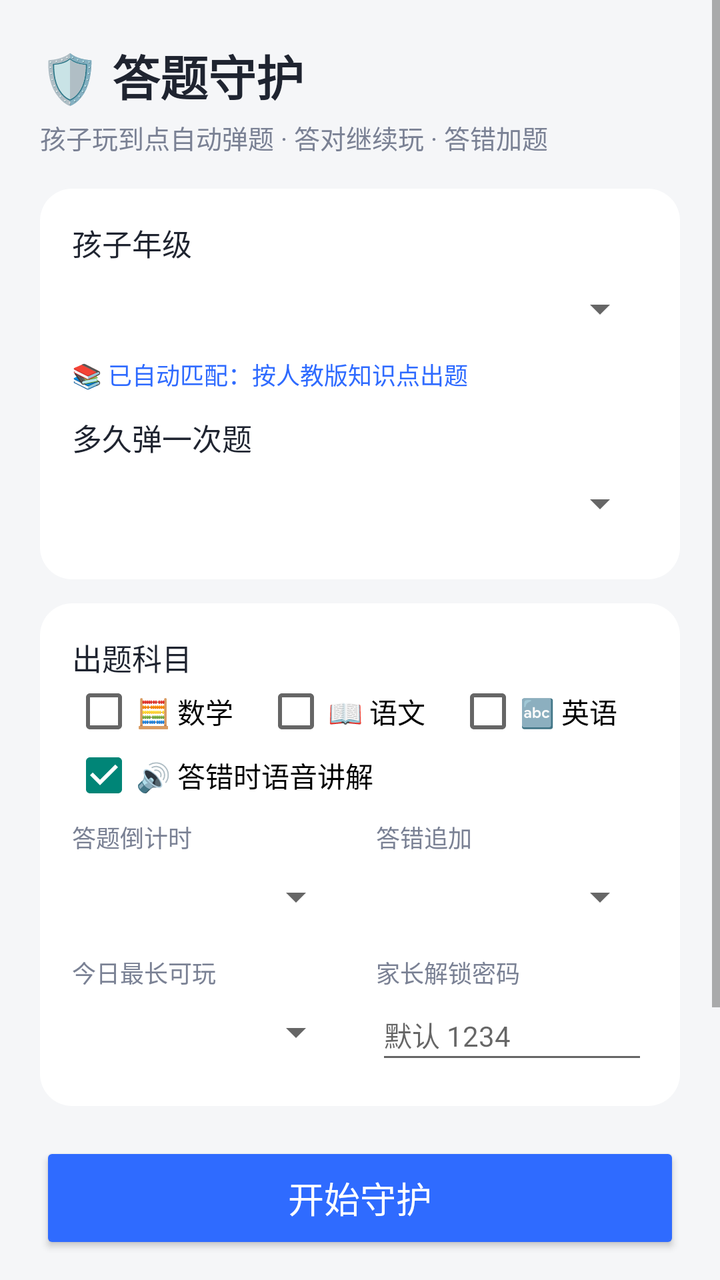
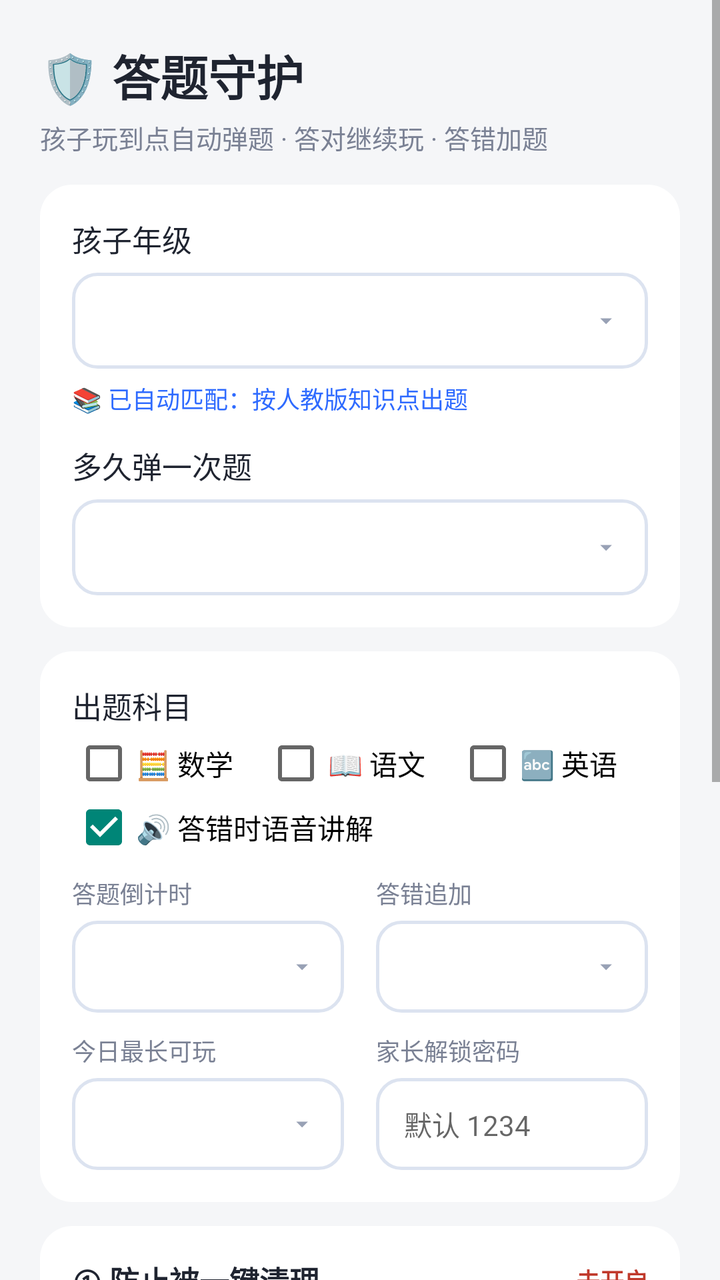

Two renders of the same Android screen: before a commit and after it. Below are the layout's source before the change and the commit's diff.
<!-- AndroidManifest.xml: application theme Theme.AnswerLock -->
<!-- res/layout/activity_main.xml -->
<?xml version="1.0" encoding="utf-8"?>
<ScrollView xmlns:android="http://schemas.android.com/apk/res/android"
    android:layout_width="match_parent"
    android:layout_height="match_parent"
    android:background="#F5F6F8">

    <LinearLayout
        android:layout_width="match_parent"
        android:layout_height="wrap_content"
        android:orientation="vertical"
        android:padding="20dp">

        <TextView
            android:layout_width="wrap_content"
            android:layout_height="wrap_content"
            android:text="🛡️ 答题守护"
            android:textColor="#1F2430"
            android:textSize="24sp"
            android:textStyle="bold" />

        <TextView
            android:layout_width="wrap_content"
            android:layout_height="wrap_content"
            android:layout_marginTop="4dp"
            android:layout_marginBottom="16dp"
            android:text="孩子玩到点自动弹题 · 答对继续玩 · 答错加题"
            android:textColor="#7A8194"
            android:textSize="13sp" />

        
        <LinearLayout
            android:layout_width="match_parent"
            android:layout_height="wrap_content"
            android:background="@drawable/bg_section"
            android:orientation="vertical"
            android:padding="16dp">

            <TextView
                android:layout_width="wrap_content"
                android:layout_height="wrap_content"
                android:text="孩子年级"
                android:textColor="#1F2430"
                android:textSize="15sp" />

            <Spinner
                android:id="@+id/gradeSp"
                android:layout_width="match_parent"
                android:layout_height="44dp" />

            <TextView
                android:id="@+id/autoTv"
                android:layout_width="wrap_content"
                android:layout_height="wrap_content"
                android:layout_marginTop="2dp"
                android:text="📚 已自动匹配：按人教版知识点出题"
                android:textColor="#2F6BFF"
                android:textSize="12sp" />

            <TextView
                android:layout_width="wrap_content"
                android:layout_height="wrap_content"
                android:layout_marginTop="12dp"
                android:text="多久弹一次题"
                android:textColor="#1F2430"
                android:textSize="15sp" />

            <Spinner
                android:id="@+id/intervalSp"
                android:layout_width="match_parent"
                android:layout_height="44dp" />
        </LinearLayout>

        
        <LinearLayout
            android:layout_width="match_parent"
            android:layout_height="wrap_content"
            android:layout_marginTop="12dp"
            android:background="@drawable/bg_section"
            android:orientation="vertical"
            android:padding="16dp">

            <TextView
                android:layout_width="wrap_content"
                android:layout_height="wrap_content"
                android:text="出题科目"
                android:textColor="#1F2430"
                android:textSize="15sp" />

            <LinearLayout
                android:layout_width="match_parent"
                android:layout_height="wrap_content"
                android:orientation="horizontal">

                <CheckBox
                    android:id="@+id/chkMath"
                    android:layout_width="0dp"
                    android:layout_height="wrap_content"
                    android:layout_weight="1"
                    android:text="🧮 数学"
                    android:textSize="14sp" />

                <CheckBox
                    android:id="@+id/chkChinese"
                    android:layout_width="0dp"
                    android:layout_height="wrap_content"
                    android:layout_weight="1"
                    android:text="📖 语文"
                    android:textSize="14sp" />

                <CheckBox
                    android:id="@+id/chkEnglish"
                    android:layout_width="0dp"
                    android:layout_height="wrap_content"
                    android:layout_weight="1"
                    android:text="🔤 英语"
                    android:textSize="14sp" />
            </LinearLayout>

            <CheckBox
                android:id="@+id/voiceChk"
                android:layout_width="wrap_content"
                android:layout_height="wrap_content"
                android:checked="true"
                android:text="🔊 答错时语音讲解"
                android:textSize="14sp" />

            <LinearLayout
                android:layout_width="match_parent"
                android:layout_height="wrap_content"
                android:layout_marginTop="6dp"
                android:orientation="horizontal">

                <LinearLayout
                    android:layout_width="0dp"
                    android:layout_height="wrap_content"
                    android:layout_marginEnd="8dp"
                    android:layout_weight="1"
                    android:orientation="vertical">

                    <TextView
                        android:layout_width="wrap_content"
                        android:layout_height="wrap_content"
                        android:text="答题倒计时"
                        android:textColor="#7A8194"
                        android:textSize="12sp" />

                    <Spinner
                        android:id="@+id/quizTimeSp"
                        android:layout_width="match_parent"
                        android:layout_height="42dp" />
                </LinearLayout>

                <LinearLayout
                    android:layout_width="0dp"
                    android:layout_height="wrap_content"
                    android:layout_marginStart="8dp"
                    android:layout_weight="1"
                    android:orientation="vertical">

                    <TextView
                        android:layout_width="wrap_content"
                        android:layout_height="wrap_content"
                        android:text="答错追加"
                        android:textColor="#7A8194"
                        android:textSize="12sp" />

                    <Spinner
                        android:id="@+id/penaltySp"
                        android:layout_width="match_parent"
                        android:layout_height="42dp" />
                </LinearLayout>
            </LinearLayout>

            <LinearLayout
                android:layout_width="match_parent"
                android:layout_height="wrap_content"
                android:layout_marginTop="8dp"
                android:orientation="horizontal">

                <LinearLayout
                    android:layout_width="0dp"
                    android:layout_height="wrap_content"
                    android:layout_marginEnd="8dp"
                    android:layout_weight="1"
                    android:orientation="vertical">

                    <TextView
                        android:layout_width="wrap_content"
                        android:layout_height="wrap_content"
                        android:text="今日最长可玩"
                        android:textColor="#7A8194"
                        android:textSize="12sp" />

                    <Spinner
                        android:id="@+id/dailySp"
                        android:layout_width="match_parent"
                        android:layout_height="42dp" />
                </LinearLayout>

                <LinearLayout
                    android:layout_width="0dp"
                    android:layout_height="wrap_content"
                    android:layout_marginStart="8dp"
                    android:layout_weight="1"
                    android:orientation="vertical">

                    <TextView
                        android:layout_width="wrap_content"
                        android:layout_height="wrap_content"
                        android:text="家长解锁密码"
                        android:textColor="#7A8194"
                        android:textSize="12sp" />

                    <EditText
                        android:id="@+id/pwdEt"
                        android:layout_width="match_parent"
                        android:layout_height="42dp"
                        android:hint="默认 1234"
                        android:inputType="textPassword"
                        android:maxLength="8"
                        android:textSize="14sp" />
                </LinearLayout>
            </LinearLayout>
        </LinearLayout>

        
        <Button
            android:id="@+id/startBtn"
            android:layout_width="match_parent"
            android:layout_height="56dp"
            android:layout_marginTop="18dp"
            android:backgroundTint="#2F6BFF"
            android:text="开始守护"
            android:textColor="#FFFFFF"
            android:textSize="18sp" />

        <LinearLayout
            android:layout_width="match_parent"
            android:layout_height="wrap_content"
            android:layout_marginTop="10dp"
            android:orientation="horizontal">

            <Button
                android:id="@+id/testBtn"
                android:layout_width="0dp"
                android:layout_height="44dp"
                android:layout_weight="1"
                android:backgroundTint="#FFFFFF"
                android:text="立即试弹一题"
                android:textColor="#2F6BFF" />

            <Button
                android:id="@+id/stopBtn"
                android:layout_width="0dp"
                android:layout_height="44dp"
                android:layout_marginStart="10dp"
                android:layout_weight="1"
                android:backgroundTint="#FFFFFF"
                android:text="停止守护"
                android:textColor="#7A8194" />
        </LinearLayout>

        <TextView
            android:id="@+id/statusTv"
            android:layout_width="match_parent"
            android:layout_height="wrap_content"
            android:layout_marginTop="14dp"
            android:text="⚪ 未启动"
            android:textColor="#1F2430"
            android:textSize="15sp"
            android:textStyle="bold" />

        <TextView
            android:id="@+id/diagToggle"
            android:layout_width="wrap_content"
            android:layout_height="wrap_content"
            android:layout_marginTop="14dp"
            android:paddingTop="6dp"
            android:paddingBottom="6dp"
            android:text="🩺 弹题不正常？诊断与修复 ▾"
            android:textColor="#B26A00"
            android:textSize="14sp" />

        <LinearLayout
            android:id="@+id/diagBox"
            android:layout_width="match_parent"
            android:layout_height="wrap_content"
            android:orientation="vertical"
            android:visibility="gone">

            <TextView
                android:id="@+id/diagTv"
                android:layout_width="match_parent"
                android:layout_height="wrap_content"
                android:layout_marginTop="6dp"
                android:lineSpacingExtra="4dp"
                android:text="诊断中…"
                android:textColor="#7A8194"
                android:textSize="13sp" />

            <Button
                android:id="@+id/fixBtn"
                android:layout_width="match_parent"
                android:layout_height="46dp"
                android:layout_marginTop="8dp"
                android:backgroundTint="#FFF4E5"
                android:text="🔧 一键修复权限"
                android:textColor="#B26A00" />

            <Button
                android:id="@+id/test10Btn"
                android:layout_width="match_parent"
                android:layout_height="46dp"
                android:layout_marginTop="8dp"
                android:backgroundTint="#E6F7EE"
                android:text="⚡ 10 秒后弹题（快速验证）"
                android:textColor="#0B7A4B" />

            <Button
                android:id="@+id/huaweiBtn"
                android:layout_width="match_parent"
                android:layout_height="46dp"
                android:layout_marginTop="8dp"
                android:backgroundTint="#FDECEC"
                android:text="📱 华为防冻结设置（图解）"
                android:textColor="#C0392B" />
        </LinearLayout>

        <Space
            android:layout_width="match_parent"
            android:layout_height="30dp" />
    </LinearLayout>
</ScrollView>
<!-- resources referenced by this layout -->
<resources>
  <!-- drawable bg_section (drawable) -->
  <?xml version="1.0" encoding="utf-8"?>
  <shape xmlns:android="http://schemas.android.com/apk/res/android">
      <solid android:color="#FFFFFF" />
      <corners android:radius="16dp" />
  </shape>
  <style name="Theme.AnswerLock" parent="Theme.AppCompat.Light.NoActionBar">
          <item name="android:statusBarColor">#F5F6F8</item>
          <item name="android:windowLightStatusBar">true</item>
      </style>
</resources>

<!-- the commit's change to res/layout/activity_main.xml (unified diff, before → after) -->
@@ -22,13 +22,47 @@
             android:layout_width="wrap_content"
             android:layout_height="wrap_content"
             android:layout_marginTop="4dp"
-            android:layout_marginBottom="16dp"
+            android:layout_marginBottom="14dp"
             android:text="孩子玩到点自动弹题 · 答对继续玩 · 答错加题"
             android:textColor="#7A8194"
             android:textSize="13sp" />
 
         
         <LinearLayout
+            android:id="@+id/hintCard"
+            android:layout_width="match_parent"
+            android:layout_height="wrap_content"
+            android:layout_marginBottom="12dp"
+            android:background="@drawable/bg_hint"
+            android:clickable="true"
+            android:focusable="true"
+            android:orientation="horizontal"
+            android:padding="12dp"
+            android:visibility="gone">
+
+            <TextView
+                android:id="@+id/hintTv"
+                android:layout_width="0dp"
+                android:layout_height="wrap_content"
+                android:layout_weight="1"
+                android:lineSpacingExtra="2dp"
+                android:text="⚠️ 华为还需打开「后台弹窗」权限，否则离开本页后弹不出来"
+                android:textColor="#C0392B"
+                android:textSize="13sp" />
+
+            <TextView
+                android:layout_width="wrap_content"
+                android:layout_height="wrap_content"
+                android:layout_gravity="center_vertical"
+                android:layout_marginStart="8dp"
+                android:text="去打开 ›"
+                android:textColor="#C0392B"
+                android:textSize="13sp"
+                android:textStyle="bold" />
+        </LinearLayout>
+
+        
+        <LinearLayout
             android:layout_width="match_parent"
             android:layout_height="wrap_content"
             android:background="@drawable/bg_section"
@@ -45,13 +79,17 @@
             <Spinner
                 android:id="@+id/gradeSp"
                 android:layout_width="match_parent"
-                android:layout_height="44dp" />
+                android:layout_height="48dp"
+                android:layout_marginTop="6dp"
+                android:background="@drawable/bg_spinner"
+                android:paddingStart="14dp"
+                android:paddingEnd="40dp" />
 
             <TextView
                 android:id="@+id/autoTv"
                 android:layout_width="wrap_content"
                 android:layout_height="wrap_content"
-                android:layout_marginTop="2dp"
+                android:layout_marginTop="6dp"
                 android:text="📚 已自动匹配：按人教版知识点出题"
                 android:textColor="#2F6BFF"
                 android:textSize="12sp" />
@@ -59,7 +97,7 @@
             <TextView
                 android:layout_width="wrap_content"
                 android:layout_height="wrap_content"
-                android:layout_marginTop="12dp"
+                android:layout_marginTop="14dp"
                 android:text="多久弹一次题"
                 android:textColor="#1F2430"
                 android:textSize="15sp" />
@@ -67,7 +105,11 @@
             <Spinner
                 android:id="@+id/intervalSp"
                 android:layout_width="match_parent"
-                android:layout_height="44dp" />
+                android:layout_height="48dp"
+                android:layout_marginTop="6dp"
+                android:background="@drawable/bg_spinner"
+                android:paddingStart="14dp"
+                android:paddingEnd="40dp" />
         </LinearLayout>
 
         
@@ -89,6 +131,7 @@
             <LinearLayout
                 android:layout_width="match_parent"
                 android:layout_height="wrap_content"
+                android:layout_marginTop="2dp"
                 android:orientation="horizontal">
 
                 <CheckBox
@@ -127,7 +170,7 @@
             <LinearLayout
                 android:layout_width="match_parent"
                 android:layout_height="wrap_content"
-                android:layout_marginTop="6dp"
+                android:layout_marginTop="8dp"
                 android:orientation="horizontal">
 
                 <LinearLayout
@@ -147,7 +190,11 @@
                     <Spinner
                         android:id="@+id/quizTimeSp"
                         android:layout_width="match_parent"
-                        android:layout_height="42dp" />
+                        android:layout_height="46dp"
+                        android:layout_marginTop="5dp"
+                        android:background="@drawable/bg_spinner"
+                        android:paddingStart="12dp"
+                        android:paddingEnd="34dp" />
                 </LinearLayout>
 
                 <LinearLayout
@@ -167,14 +214,18 @@
                     <Spinner
                         android:id="@+id/penaltySp"
                         android:layout_width="match_parent"
-                        android:layout_height="42dp" />
+                        android:layout_height="46dp"
+                        android:layout_marginTop="5dp"
+                        android:background="@drawable/bg_spinner"
+                        android:paddingStart="12dp"
+                        android:paddingEnd="34dp" />
                 </LinearLayout>
             </LinearLayout>
 
             <LinearLayout
                 android:layout_width="match_parent"
                 android:layout_height="wrap_content"
-                android:layout_marginTop="8dp"
+                android:layout_marginTop="10dp"
                 android:orientation="horizontal">
 
                 <LinearLayout
@@ -194,7 +245,11 @@
                     <Spinner
                         android:id="@+id/dailySp"
                         android:layout_width="match_parent"
-                        android:layout_height="42dp" />
+                        android:layout_height="46dp"
+                        android:layout_marginTop="5dp"
+                        android:background="@drawable/bg_spinner"
+                        android:paddingStart="12dp"
+                        android:paddingEnd="34dp" />
                 </LinearLayout>
 
                 <LinearLayout
@@ -214,25 +269,96 @@
                     <EditText
                         android:id="@+id/pwdEt"
                         android:layout_width="match_parent"
-                        android:layout_height="42dp"
+                        android:layout_height="46dp"
+                        android:layout_marginTop="5dp"
+                        android:background="@drawable/bg_field"
+                        android:gravity="center_vertical"
                         android:hint="默认 1234"
                         android:inputType="textPassword"
                         android:maxLength="8"
+                        android:paddingStart="14dp"
+                        android:paddingEnd="12dp"
                         android:textSize="14sp" />
                 </LinearLayout>
             </LinearLayout>
         </LinearLayout>
 
         
+        <LinearLayout
+            android:id="@+id/adminCard"
+            android:layout_width="match_parent"
+            android:layout_height="wrap_content"
+            android:layout_marginTop="12dp"
+            android:background="@drawable/bg_section"
+            android:orientation="vertical"
+            android:padding="16dp">
+
+            <LinearLayout
+                android:layout_width="match_parent"
+                android:layout_height="wrap_content"
+                android:gravity="center_vertical"
+                android:orientation="horizontal">
+
+                <TextView
+                    android:layout_width="0dp"
+                    android:layout_height="wrap_content"
+                    android:layout_weight="1"
+                    android:text="① 防止被一键清理"
+                    android:textColor="#1F2430"
+                    android:textSize="15sp"
+                    android:textStyle="bold" />
+
+                <TextView
+                    android:id="@+id/adminStateTv"
+                    android:layout_width="wrap_content"
+                    android:layout_height="wrap_content"
+                    android:text="未开启"
+                    android:textColor="#C0392B"
+                    android:textSize="12sp"
+                    android:textStyle="bold" />
+            </LinearLayout>
+
+            <TextView
+                android:id="@+id/adminDescTv"
+                android:layout_width="match_parent"
+                android:layout_height="wrap_content"
+                android:layout_marginTop="5dp"
+                android:lineSpacingExtra="2dp"
+                android:text="开启后，孩子上滑清理、一键清理都无法结束守护。开启后才能启动守护。"
+                android:textColor="#7A8194"
+                android:textSize="12sp" />
+
+            <Button
+                android:id="@+id/adminBtn"
+                android:layout_width="match_parent"
+                android:layout_height="48dp"
+                android:layout_marginTop="10dp"
+                android:backgroundTint="#EDEBFF"
+                android:text="🛡️ 开启防止一键清理"
+                android:textColor="#4B3BB3"
+                android:textSize="15sp" />
+        </LinearLayout>
+
+        
         <Button
             android:id="@+id/startBtn"
             android:layout_width="match_parent"
             android:layout_height="56dp"
-            android:layout_marginTop="18dp"
-            android:backgroundTint="#2F6BFF"
-            android:text="开始守护"
+            android:layout_marginTop="14dp"
+            android:backgroundTint="#C9CEDA"
+            android:text="② 开始守护"
             android:textColor="#FFFFFF"
             android:textSize="18sp" />
+
+        <TextView
+            android:id="@+id/startHintTv"
+            android:layout_width="match_parent"
+            android:layout_height="wrap_content"
+            android:layout_marginTop="7dp"
+            android:gravity="center"
+            android:text="先完成上面第 ① 步，这个按钮会变蓝，就能点"
+            android:textColor="#9AA3B5"
+            android:textSize="12sp" />
 
         <LinearLayout
             android:layout_width="match_parent"
<!-- resource entries referenced after the edit -->
@@ -1,14 +1,62 @@
 <!-- resources referenced by this layout -->
 <resources>
+  <!-- drawable bg_field (drawable) -->
+  <?xml version="1.0" encoding="utf-8"?>
+  <shape xmlns:android="http://schemas.android.com/apk/res/android">
+      <solid android:color="#FFFFFF" />
+      <corners android:radius="12dp" />
+      <stroke
+          android:width="1.5dp"
+          android:color="#DCE3F0" />
+  </shape>
+  <!-- drawable bg_hint (drawable) -->
+  <?xml version="1.0" encoding="utf-8"?>
+  <shape xmlns:android="http://schemas.android.com/apk/res/android">
+      <solid android:color="#FFF2F1" />
+      <corners android:radius="12dp" />
+      <stroke
+          android:width="1.5dp"
+          android:color="#FFD3CF" />
+  </shape>
   <!-- drawable bg_section (drawable) -->
   <?xml version="1.0" encoding="utf-8"?>
   <shape xmlns:android="http://schemas.android.com/apk/res/android">
       <solid android:color="#FFFFFF" />
       <corners android:radius="16dp" />
   </shape>
+  <!-- drawable bg_spinner (drawable) -->
+  <?xml version="1.0" encoding="utf-8"?>
+  <layer-list xmlns:android="http://schemas.android.com/apk/res/android">
+      <item>
+          <shape>
+              <solid android:color="#FFFFFF" />
+              <corners android:radius="12dp" />
+              <stroke
+                  android:width="1.5dp"
+                  android:color="#DCE3F0" />
+          </shape>
+      </item>
+      <item
+          android:width="14dp"
+          android:height="14dp"
+          android:right="14dp"
+          android:gravity="end|center_vertical"
+          android:drawable="@drawable/ic_chevron_down" />
+  </layer-list>
   <style name="Theme.AnswerLock" parent="Theme.AppCompat.Light.NoActionBar">
           <item name="android:statusBarColor">#F5F6F8</item>
           <item name="android:windowLightStatusBar">true</item>
       </style>
+  <!-- drawable ic_chevron_down (drawable) -->
+  <?xml version="1.0" encoding="utf-8"?>
+  <vector xmlns:android="http://schemas.android.com/apk/res/android"
+      android:width="14dp"
+      android:height="14dp"
+      android:viewportWidth="24"
+      android:viewportHeight="24">
+      <path
+          android:fillColor="#98A1B5"
+          android:pathData="M7,10l5,5l5,-5z" />
+  </vector>
 </resources>
 
